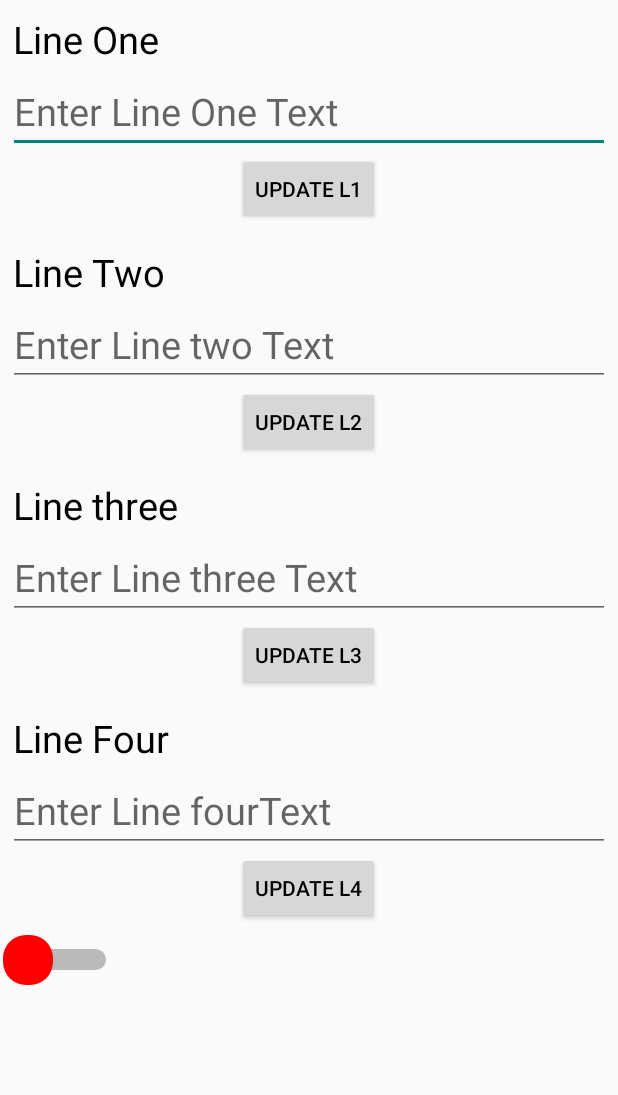
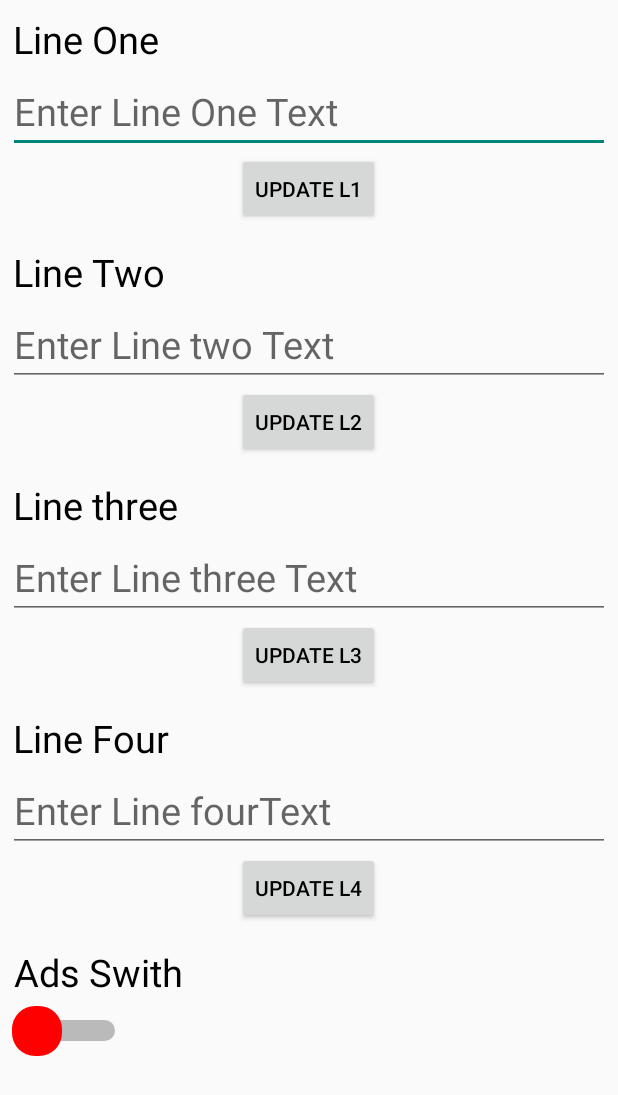
Before and after one commit to shahin015/ff-admin-app, an Android app: the Extra_featur screen opened directly, with no data from a screen before it, on a phone screen of 412 x 824 dp. Shown: the top 1095 px of the screen. Run offline under Robolectric (Android 15) with nearby library versions, the phone set to English and light mode, and no system bars; our stand-ins replace Firebase (no records; nobody signed in at launch, a user with empty details on screens opened directly).

Commit message:
update22

```diff
--- a/app/build.gradle
+++ b/app/build.gradle
@@ -4,12 +4,12 @@ plugins {
 }
 
 android {
-    compileSdk 32
+    compileSdk 31
 
     defaultConfig {
         applicationId "com.movies.toupadmin"
         minSdk 21
-        targetSdk 32
+        targetSdk 31
         versionCode 2
         versionName "1.0"
 
--- a/app/src/main/java/com/movies/toupadmin/Extra_featur.java
+++ b/app/src/main/java/com/movies/toupadmin/Extra_featur.java
@@ -9,6 +9,7 @@ import android.view.View;
 import android.widget.Button;
 import android.widget.EditText;
 import android.widget.Switch;
+import android.widget.TextView;
 import android.widget.Toast;
 
 import com.google.android.gms.tasks.OnCompleteListener;
@@ -23,6 +24,7 @@ import com.google.firebase.database.ValueEventListener;
 public class Extra_featur extends AppCompatActivity {
     EditText edline1,edline2,edline3,edline4;
     Button line1,line2,line3,line4;
+    private TextView adstv;
 
   private FirebaseDatabase firebaseDatabase;
     private DatabaseReference databaseReference,m_adscontrol;
@@ -43,6 +45,8 @@ public class Extra_featur extends AppCompatActivity {
         line2=findViewById(R.id.buttonl2);
         line3=findViewById(R.id.buttonl3);
         line4=findViewById(R.id.buttonl4);
+        adstv=findViewById(R.id.adswithmemo);
+
         progressDialog=new ProgressDialog(this);
 
         firebaseDatabase = FirebaseDatabase.getInstance();
@@ -71,6 +75,7 @@ public class Extra_featur extends AppCompatActivity {
                        public void onComplete(@NonNull Task<Void> task) {
                            Toast.makeText(Extra_featur.this, "On", Toast.LENGTH_SHORT).show();
                            adscontrol.setTag("on");
+                           adstv.setText("Ads are Now On");
 
                            progressDialog.dismiss();
 
@@ -93,6 +98,7 @@ public class Extra_featur extends AppCompatActivity {
 
                             Toast.makeText(Extra_featur.this, "of", Toast.LENGTH_SHORT).show();
                             adscontrol.setTag("off");
+                            adstv.setText("Ads are Now of");
                             progressDialog.dismiss();
                         }
                     }).addOnFailureListener(new OnFailureListener() {
--- a/app/src/main/java/com/movies/toupadmin/Offerl_list.java
+++ b/app/src/main/java/com/movies/toupadmin/Offerl_list.java
@@ -51,6 +51,11 @@ public class Offerl_list extends AppCompatActivity {
 
 
 
+
+        firebaseDatabase = FirebaseDatabase.getInstance();
+
+        // below line is used to get reference for our database.
+        databaseReference = firebaseDatabase.getReference("pack");
 
 
 
--- a/app/src/main/res/layout/activity_extra_featur.xml
+++ b/app/src/main/res/layout/activity_extra_featur.xml
@@ -36,6 +36,7 @@
            android:layout_height="wrap_content"
            android:textColor="@color/black"
            android:textSize="25dp"
+
            android:hint="Enter Line One Text"
           android:id="@+id/edlineone"
            />
@@ -180,6 +181,22 @@
     </LinearLayout>
 
 
+        <LinearLayout
+            android:layout_width="match_parent"
+            android:layout_height="wrap_content"
+            android:orientation="vertical"
+            android:layout_margin="6dp"
+            >
+            <TextView
+                android:layout_width="match_parent"
+                android:layout_height="wrap_content"
+                android:textColor="@color/black"
+                android:textSize="25sp"
+                android:padding="3dp"
+                android:id="@+id/adswithmemo"
+                android:text="Ads Swith "
+
+                />
 
             <Switch
                 android:id="@+id/switch_1"
@@ -190,6 +207,10 @@
                 android:thumb="@drawable/swuch"
                 tools:ignore="UseSwitchCompatOrMaterialXml" />
 
+        </LinearLayout>
+
+
+
 
 
     </LinearLayout>
--- a/app/src/main/res/layout/activity_main.xml
+++ b/app/src/main/res/layout/activity_main.xml
@@ -4,6 +4,8 @@
     xmlns:tools="http://schemas.android.com/tools"
     android:layout_width="match_parent"
     android:orientation="vertical"
+    android:layout_gravity="center"
+    android:gravity="center"
     android:layout_height="match_parent"
     tools:context=".MainActivity"
 
--- a/app/src/main/res/layout/activity_offerl_list.xml
+++ b/app/src/main/res/layout/activity_offerl_list.xml
@@ -13,6 +13,7 @@
         android:orientation="vertical"
         android:layout_margin="5dp"
         android:padding="5dp"
+
         android:visibility="visible"
         >
 
@@ -33,6 +34,7 @@
         <EditText
             android:layout_marginTop="10dp"
             android:paddingLeft="10dp"
+            android:inputType="number"
             android:background="@drawable/eidit"
             android:layout_width="match_parent"
             android:layout_height="50dp"
@@ -52,6 +54,7 @@
             android:id="@+id/maindaimond"
             android:layout_marginTop="10dp"
             android:paddingLeft="10dp"
+            android:inputType="number"
             android:background="@drawable/eidit"
             android:layout_width="match_parent"
             android:layout_height="50dp"
@@ -66,6 +69,7 @@
             android:id="@+id/bonas"
             android:layout_marginTop="10dp"
             android:paddingLeft="10dp"
+            android:inputType="number"
             android:background="@drawable/eidit"
             android:layout_width="match_parent"
             android:layout_height="50dp"
@@ -84,7 +88,7 @@
             android:background="@drawable/eidit"
             android:layout_width="match_parent"
             android:layout_height="50dp"
-
+            android:inputType="number"
             android:hint="Total Daimond"
             android:textSize="22sp"
             android:textColor="@color/black"
```
Lines whose indentation alone changed are shown as unchanged.
